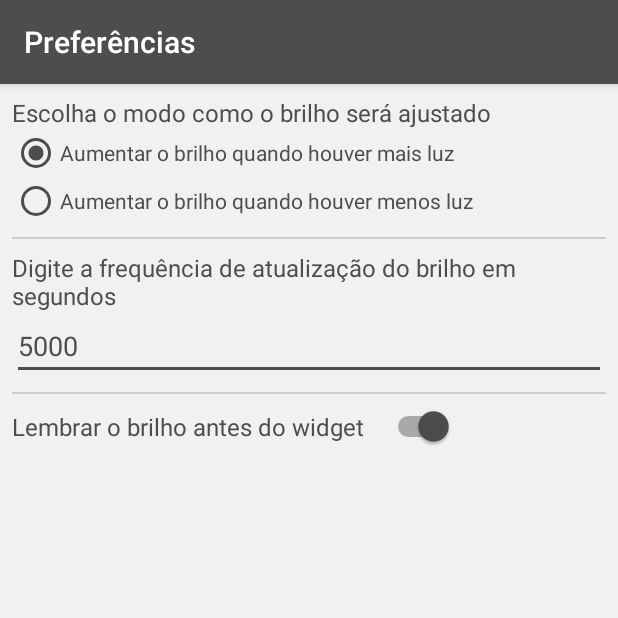
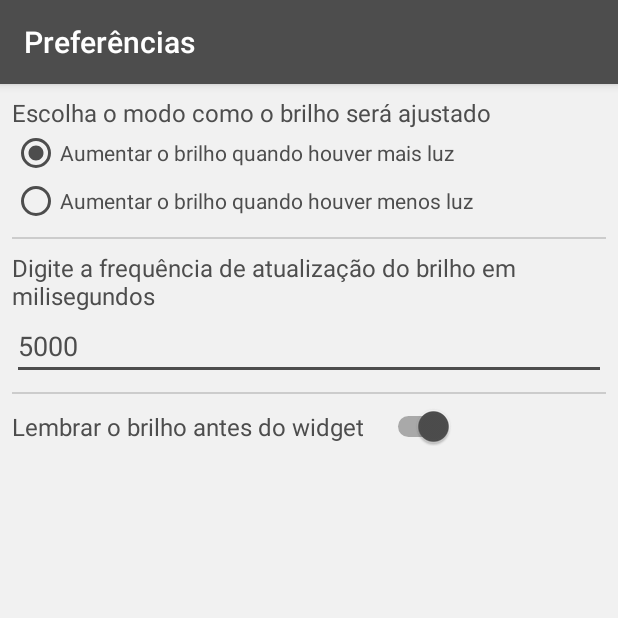
Before and after one commit to FusRoDah061/Bright-Controller-Widget, an Android app: the PreferencesActivity screen opened directly, with no data from a screen before it, on a phone screen of 412 x 824 dp, the top half of it. Run offline under Robolectric (Android 15) with nearby library versions, the phone set to English and light mode, and no system bars.

Commit message:
Update activity_preferences.xml

```diff
--- a/app/src/main/res/layout/activity_preferences.xml
+++ b/app/src/main/res/layout/activity_preferences.xml
@@ -56,7 +56,7 @@
             android:id="@+id/textView2"
             android:layout_width="wrap_content"
             android:layout_height="wrap_content"
-            android:text="Digite a frequência de atualização do brilho em segundos"
+            android:text="Digite a frequência de atualização do brilho em milisegundos"
             android:labelFor="@+id/editTextInterval"
             android:textColor="@color/colorAccent"
             android:textSize="16sp"/>
```
